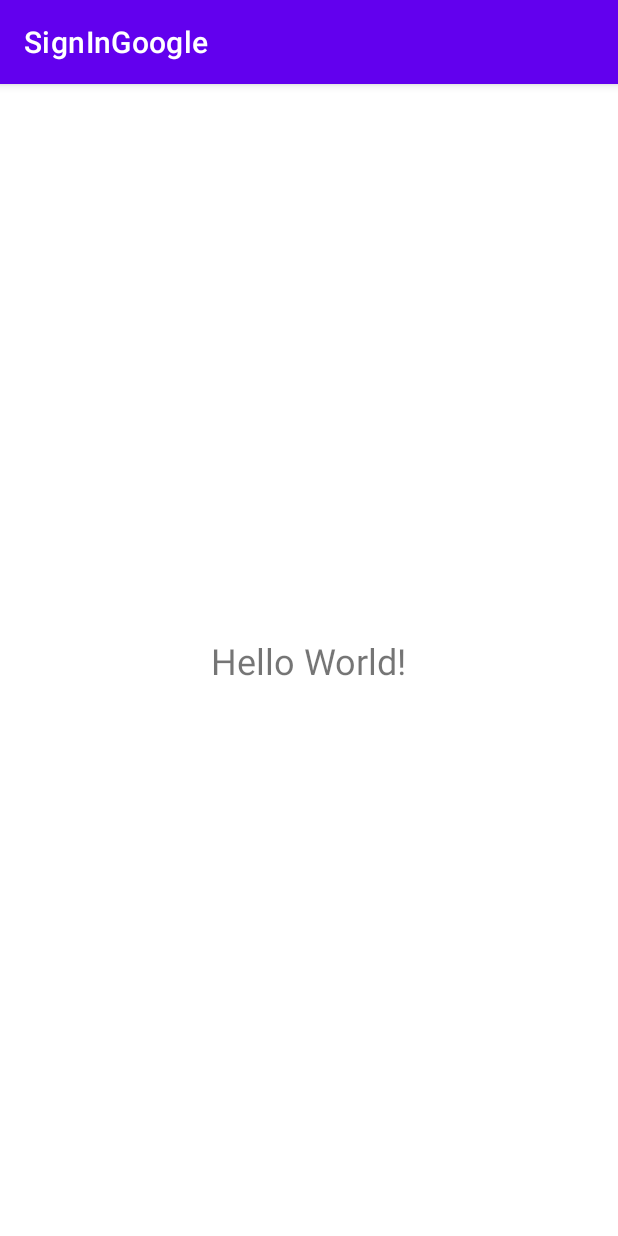
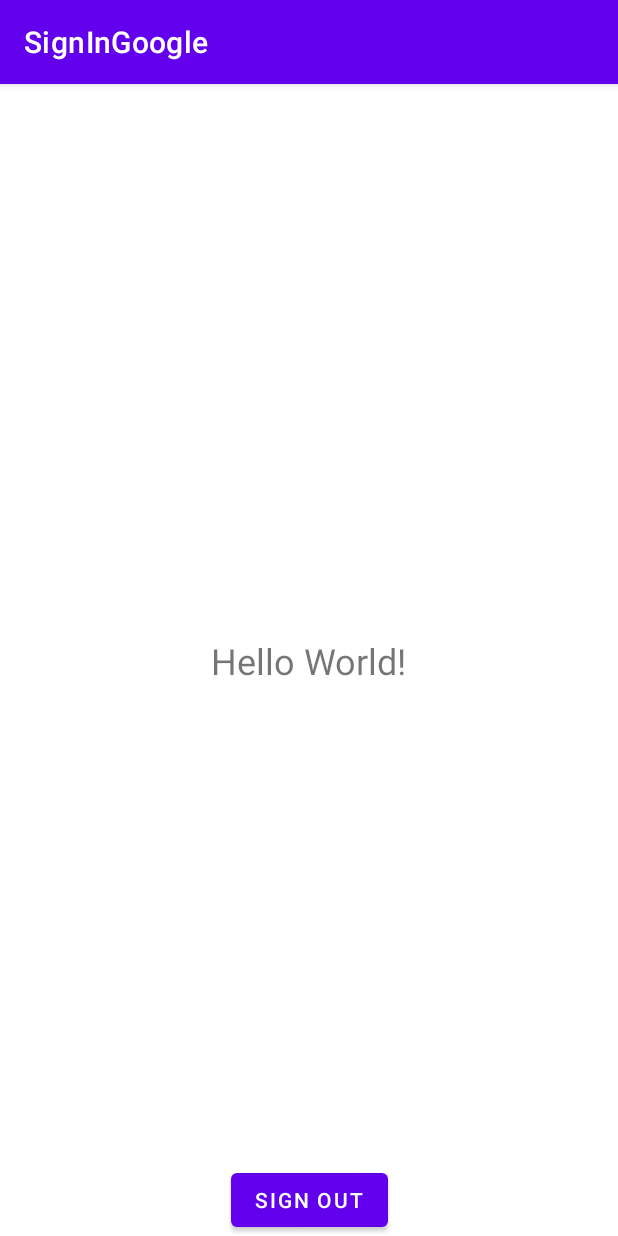
Before and after one commit to AlezZgo/SignInGoogle, an Android app: the MainActivity screen opened directly, with no data from a screen before it, on a phone screen of 412 x 824 dp. Run offline under Robolectric (Android 15) with nearby library versions, the phone set to English and light mode, and no system bars.

Commit message:
activity intent

```diff
--- a/app/src/main/java/com/example/signingoogle/MainActivity.kt
+++ b/app/src/main/java/com/example/signingoogle/MainActivity.kt
@@ -1,16 +1,52 @@
 package com.example.signingoogle
 
+import android.annotation.SuppressLint
+import android.content.Intent
 import androidx.appcompat.app.AppCompatActivity
 import android.os.Bundle
 import com.example.signingoogle.databinding.ActivityMainBinding
+import com.google.android.gms.auth.api.signin.GoogleSignIn
+import com.google.android.gms.auth.api.signin.GoogleSignInClient
+import com.google.android.gms.auth.api.signin.GoogleSignInOptions
 
 class MainActivity : AppCompatActivity() {
     private lateinit var binding: ActivityMainBinding
+    private lateinit var options: GoogleSignInOptions
+    private lateinit var client: GoogleSignInClient
+
     override fun onCreate(savedInstanceState: Bundle?) {
         super.onCreate(savedInstanceState)
-        setContentView(R.layout.activity_main)
+        binding = ActivityMainBinding.inflate(layoutInflater)
 
-        binding = ActivityMainBinding.inflate(layoutInflater)
+        options = GoogleSignInOptions.Builder(
+            GoogleSignInOptions.DEFAULT_SIGN_IN
+        ).requestServerAuthCode(resources.getString(R.string.server_client_id))
+            .requestEmail()
+            .requestIdToken(resources.getString(R.string.server_client_id))
+            .build()
+
+        client = GoogleSignIn.getClient(this,options)
+
+
+        val account = GoogleSignIn.getLastSignedInAccount(this)
+        if(account!=null){
+            val name = account.displayName
+            val email = account.email
+            val token = account.idToken
+            binding.mainTv.text = "$name \n $email \n $token"
+            binding.signOutButton.setOnClickListener {
+                signOut()
+            }
+        }
+
+
         setContentView(binding.root)
     }
+
+    private fun signOut() {
+        client.signOut().addOnCompleteListener {
+            finish()
+            startActivity(Intent(this,LoginActivity::class.java))
+        }
+    }
 }
--- a/app/src/main/res/layout/activity_main.xml
+++ b/app/src/main/res/layout/activity_main.xml
@@ -17,4 +17,13 @@
         app:layout_constraintRight_toRightOf="parent"
         app:layout_constraintTop_toTopOf="parent" />
 
+    <Button
+        android:id="@+id/sign_out_button"
+        android:layout_width="wrap_content"
+        android:layout_height="wrap_content"
+        android:text="Sign out"
+        app:layout_constraintBottom_toBottomOf="parent"
+        app:layout_constraintEnd_toEndOf="parent"
+        app:layout_constraintStart_toStartOf="parent" />
+
 </androidx.constraintlayout.widget.ConstraintLayout>
```
Also changed, not shown: app/src/main/java/com/example/signingoogle/LoginActivity.kt (+25 -8 lines).
